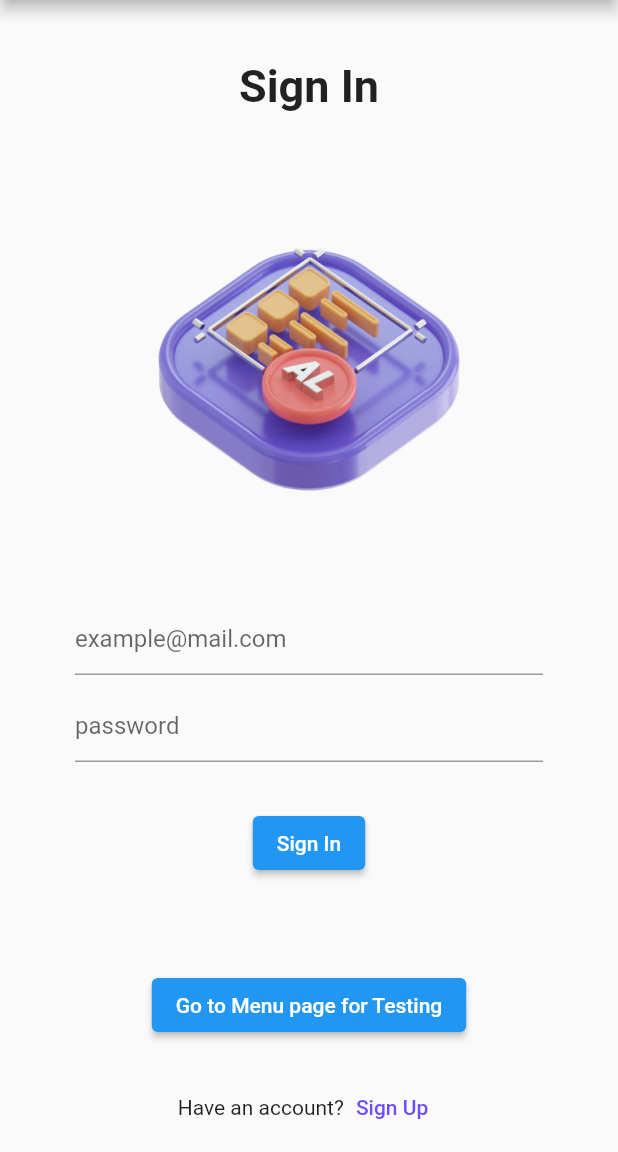
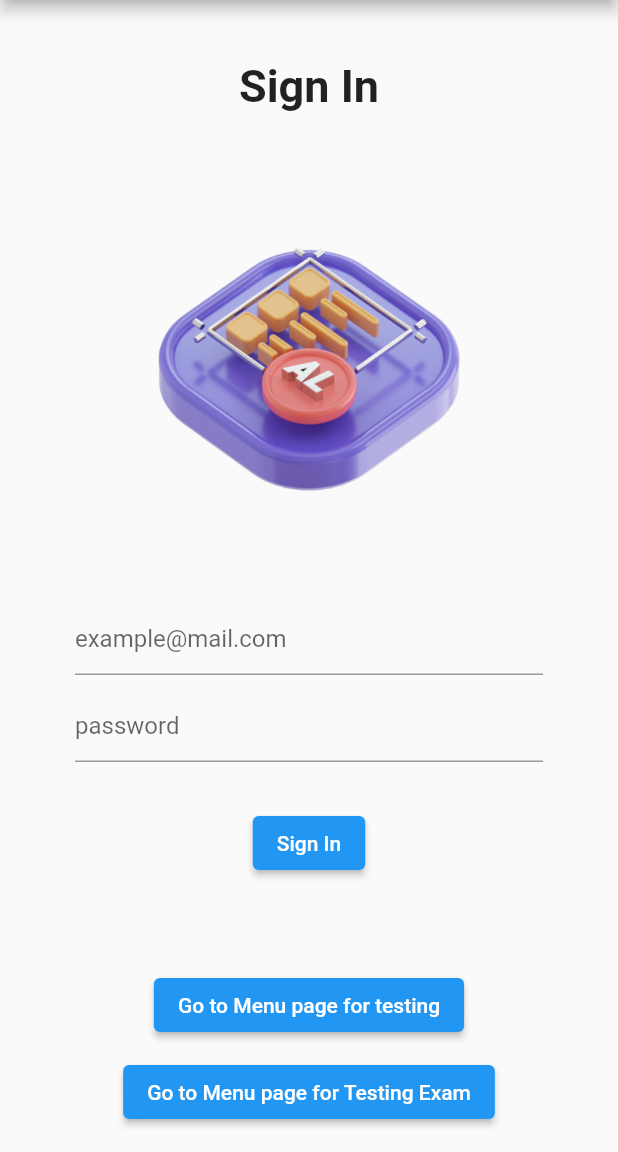
Before and after one commit to nightkuzan/scheduletdl, a Flutter app: the screen it shows after launch, on a phone screen of 412 x 824 dp, the part 84-1236 px from its top. Run offline on Flutter 3.47's test engine with Material 2 defaults, Android fonts, the phone set to English and light mode, and no system bars; our stand-ins replace cloud_firestore, firebase_auth, firebase_core, fluttertoast, form_field_validator; missing offline and left inert: time_planner; accounts and stored records are empty.

Commit message:
add button navigate to exam for testing

```diff
--- a/lib/Reg-Sign/SignIn.dart
+++ b/lib/Reg-Sign/SignIn.dart
@@ -6,6 +6,8 @@ import 'package:form_field_validator/form_field_validator.dart';
 import 'package:scheduletdl/Reg-Sign/profile.dart';
 import 'package:scheduletdl/menu/menu.dart';
 
+import '../Management/edit_exam.dart';
+import '../Management/examDate_mng.dart';
 import '../firebase_options.dart';
 import 'Register.dart';
 
@@ -159,7 +161,22 @@ class _SignInState extends State<SignIn> {
                                       );
                                     },
                                     child: const Text(
-                                        "Go to Menu page for Testing")),
+                                        "Go to Menu page for testing")),
+                                SizedBox(
+                                  height: 10,
+                                ),
+                                ElevatedButton(
+                                    onPressed: () {
+                                      // go to page menu
+                                      Navigator.push(
+                                        context,
+                                        MaterialPageRoute(
+                                            builder: (context) =>
+                                                const EditExamDate()),
+                                      );
+                                    },
+                                    child: const Text(
+                                        "Go to Menu page for Testing Exam")),
                                 const SizedBox(
                                   height: 20,
                                 ),
```
